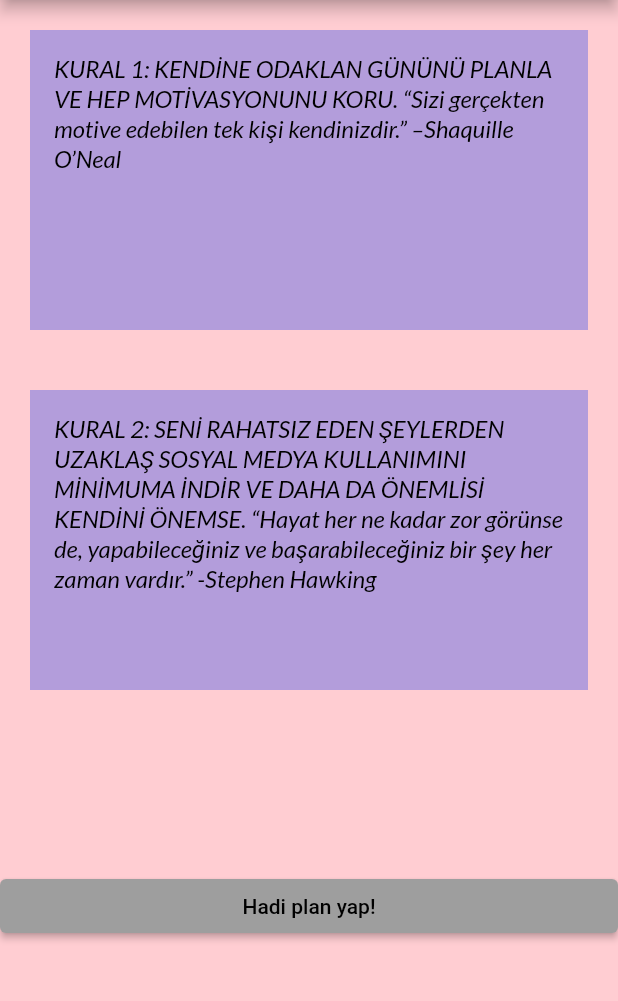
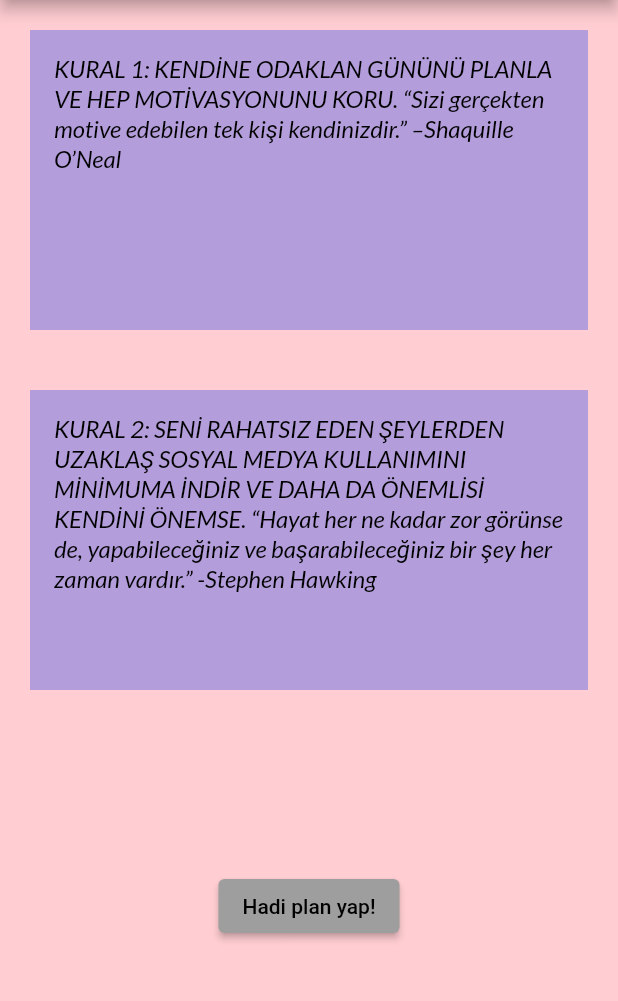
Before and after one commit to esrahdg/3301456_213301027, a Flutter app: the screen it shows after launch, on a phone screen of 412 x 824 dp, the part 84-1085 px from its top. Run offline on Flutter 3.47's test engine with Material 2 defaults, Android fonts, the phone set to English and light mode, and no system bars; our stand-ins replace google_fonts.

Commit message:
Update home_page.dart

```diff
--- a/lib/screens/home_page.dart
+++ b/lib/screens/home_page.dart
@@ -20,7 +20,7 @@ class HomePage extends StatelessWidget {
         backgroundColor: Colors.red[200],
         title: const Center(child: Text('ToDo LIST APP')),
       ),
-      body: ListView(
+      body: Column(
         children: [
           Padding(
             padding: const EdgeInsets.all(20.0),
```
